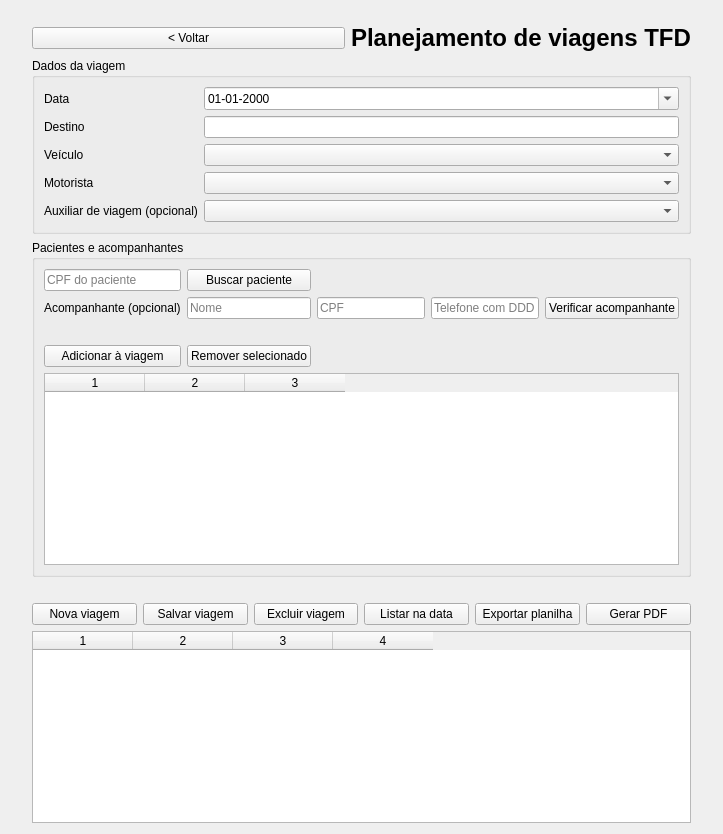
Before: the Qt Designer form src/ViewViagens.ui in Kayke-Oli/Projeto-transporte-Prefeitura-Piranga, drawn with Qt 5.
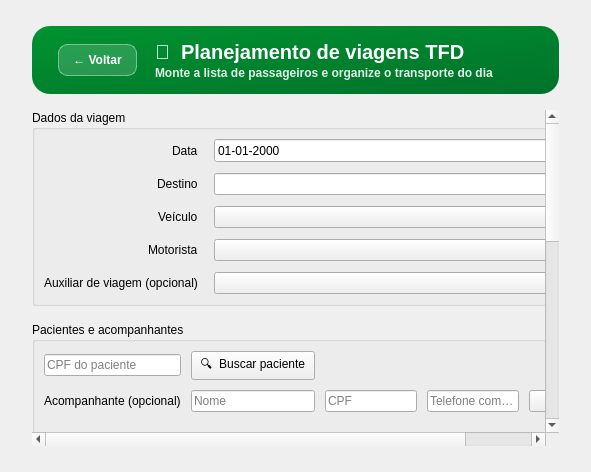
After: the same form once the commit is applied.

Patch:
```diff
--- a/src/ViewViagens.ui
+++ b/src/ViewViagens.ui
@@ -4,23 +4,89 @@
  <widget class="QWidget" name="ViewViagens">
   <layout class="QVBoxLayout" name="v">
    <property name="leftMargin"><number>32</number></property>
-   <property name="topMargin"><number>24</number></property>
+   <property name="topMargin"><number>26</number></property>
    <property name="rightMargin"><number>32</number></property>
+   <property name="bottomMargin"><number>26</number></property>
+   <property name="spacing"><number>16</number></property>
    <item>
-    <layout class="QHBoxLayout" name="top">
-     <item><widget class="QPushButton" name="btnVoltar"><property name="text"><string>&lt; Voltar</string></property></widget></item>
-     <item><widget class="QLabel" name="title"><property name="text"><string>Planejamento de viagens TFD</string></property><property name="styleSheet"><string notr="true">font-size:24px;font-weight:700;</string></property></widget></item>
-    </layout>
-   </item>
+    <widget class="QWidget" name="cabecalho">
+     <property name="minimumHeight"><number>92</number></property>
+     <property name="maximumHeight"><number>92</number></property>
+     <property name="styleSheet"><string notr="true">QWidget#cabecalho {
+    background: qlineargradient(x1:0, y1:0, x2:1, y2:1, stop:0 #009331, stop:1 #00722A);
+    border-radius: 18px;
+}</string></property>
+     <layout class="QHBoxLayout" name="layoutCabecalho">
+      <property name="leftMargin"><number>26</number></property>
+      <property name="topMargin"><number>14</number></property>
+      <property name="rightMargin"><number>26</number></property>
+      <property name="bottomMargin"><number>14</number></property>
+      <property name="spacing"><number>18</number></property>
+      <item>
+       <widget class="QPushButton" name="btnVoltar">
+        <property name="maximumSize"><size><width>104</width><height>16777215</height></size></property>
+        <property name="cursor"><cursorShape>PointingHandCursor</cursorShape></property>
+        <property name="styleSheet"><string notr="true">QPushButton {
+    background: rgba(255, 255, 255, 40);
+    color: #ffffff;
+    border: 1px solid rgba(255, 255, 255, 110);
+    border-radius: 9px;
+    padding: 8px 14px;
+    font-weight: 700;
+}
+QPushButton:hover { background: rgba(255, 255, 255, 75); }</string></property>
+        <property name="text"><string>← Voltar</string></property>
+       </widget>
+      </item>
+      <item>
+       <layout class="QVBoxLayout" name="blocoTitulo">
+        <property name="spacing"><number>2</number></property>
+        <item>
+         <widget class="QLabel" name="title">
+          <property name="styleSheet"><string notr="true">color:#ffffff; font-size:20px; font-weight:800; background:transparent;</string></property>
+          <property name="text"><string>🚐  Planejamento de viagens TFD</string></property>
+         </widget>
+        </item>
+        <item>
+         <widget class="QLabel" name="subtitulo">
+          <property name="styleSheet"><string notr="true">color:rgba(255,255,255,0.88); font-size:12px; font-weight:600; background:transparent;</string></property>
+          <property name="text"><string>Monte a lista de passageiros e organize o transporte do dia</string></property>
+         </widget>
+        </item>
+       </layout>
+      </item>
+      <item>
+       <spacer name="spacerCabecalho">
+        <property name="orientation"><enum>Qt::Horizontal</enum></property>
+        <property name="sizeHint" stdset="0"><size><width>40</width><height>20</height></size></property>
+       </spacer>
+      </item>
+     </layout>
+    </widget>
+   </item>
+   <item>
+    <widget class="QScrollArea" name="scrollArea">
+     <property name="widgetResizable"><bool>true</bool></property>
+     <property name="frameShape"><enum>QFrame::NoFrame</enum></property>
+     <widget class="QWidget" name="scrollAreaContents">
+      <layout class="QVBoxLayout" name="vScroll">
+       <property name="leftMargin"><number>0</number></property>
+       <property name="topMargin"><number>0</number></property>
+       <property name="rightMargin"><number>4</number></property>
+       <property name="bottomMargin"><number>0</number></property>
+       <property name="spacing"><number>16</number></property>
    <item>
     <widget class="QGroupBox" name="gDados">
      <property name="title"><string>Dados da viagem</string></property>
      <layout class="QFormLayout" name="f1">
+          <property name="horizontalSpacing"><number>16</number></property>
+          <property name="verticalSpacing"><number>11</number></property>
+          <property name="labelAlignment"><set>Qt::AlignRight|Qt::AlignVCenter</set></property>
       <item row="0" column="0"><widget class="QLabel" name="lData"><property name="text"><string>Data</string></property></widget></item>
       <item row="0" column="1"><widget class="QDateEdit" name="dtViagem"><property name="calendarPopup"><bool>true</bool></property><property name="displayFormat"><string>dd-MM-yyyy</string></property></widget></item>
       <item row="1" column="0"><widget class="QLabel" name="lDest"><property name="text"><string>Destino</string></property></widget></item>
       <item row="1" column="1"><widget class="QLineEdit" name="txtDestino"><property name="maxLength"><number>100</number></property></widget></item>
-      <item row="2" column="0"><widget class="QLabel" name="lVeic"><property name="text"><string>Ve&#237;culo</string></property></widget></item>
+          <item row="2" column="0"><widget class="QLabel" name="lVeic"><property name="text"><string>Veículo</string></property></widget></item>
       <item row="2" column="1"><widget class="QComboBox" name="cmbVeiculo"/></item>
       <item row="3" column="0"><widget class="QLabel" name="lMot"><property name="text"><string>Motorista</string></property></widget></item>
       <item row="3" column="1"><widget class="QComboBox" name="cmbMotorista"/></item>
@@ -33,33 +99,63 @@
     <widget class="QGroupBox" name="gPass">
      <property name="title"><string>Pacientes e acompanhantes</string></property>
      <layout class="QGridLayout" name="grid">
+          <property name="horizontalSpacing"><number>10</number></property>
+          <property name="verticalSpacing"><number>10</number></property>
       <item row="0" column="0"><widget class="QLineEdit" name="txtCpfPaciente"><property name="placeholderText"><string>CPF do paciente</string></property></widget></item>
-      <item row="0" column="1"><widget class="QPushButton" name="btnBuscarPaciente"><property name="text"><string>Buscar paciente</string></property></widget></item>
+          <item row="0" column="1"><widget class="QPushButton" name="btnBuscarPaciente"><property name="text"><string>🔍  Buscar paciente</string></property></widget></item>
       <item row="0" column="2" colspan="3"><widget class="QLabel" name="lblPaciente"/></item>
       <item row="1" column="0"><widget class="QLabel" name="lAcompanhante"><property name="text"><string>Acompanhante (opcional)</string></property></widget></item>
       <item row="1" column="1"><widget class="QLineEdit" name="txtNomeAcompanhante"><property name="placeholderText"><string>Nome</string></property><property name="maxLength"><number>150</number></property></widget></item>
       <item row="1" column="2"><widget class="QLineEdit" name="txtCpfAcompanhante"><property name="placeholderText"><string>CPF</string></property><property name="maxLength"><number>14</number></property></widget></item>
       <item row="1" column="3"><widget class="QLineEdit" name="txtTelefoneAcompanhante"><property name="placeholderText"><string>Telefone com DDD</string></property><property name="maxLength"><number>15</number></property></widget></item>
-      <item row="1" column="4"><widget class="QPushButton" name="btnVerificarAcompanhante"><property name="text"><string>Verificar acompanhante</string></property></widget></item>
+          <item row="1" column="4"><widget class="QPushButton" name="btnVerificarAcompanhante"><property name="text"><string>Verificar</string></property></widget></item>
       <item row="2" column="1" colspan="4"><widget class="QLabel" name="lblAcompanhante"/></item>
-      <item row="3" column="0"><widget class="QPushButton" name="btnAdicionar"><property name="text"><string>Adicionar &#224; viagem</string></property></widget></item>
+          <item row="3" column="0"><widget class="QPushButton" name="btnAdicionar"><property name="text"><string>➕  Adicionar à viagem</string></property></widget></item>
       <item row="3" column="1"><widget class="QPushButton" name="btnRemover"><property name="text"><string>Remover selecionado</string></property></widget></item>
-      <item row="4" column="0" colspan="5"><widget class="QTableWidget" name="tblPassageiros"><property name="columnCount"><number>3</number></property><property name="rowCount"><number>0</number></property></widget></item>
+          <item row="4" column="0" colspan="5">
+           <widget class="QTableWidget" name="tblPassageiros">
+            <property name="minimumSize"><size><width>0</width><height>140</height></size></property>
+            <property name="columnCount"><number>3</number></property>
+            <property name="rowCount"><number>0</number></property>
+           </widget>
+          </item>
      </layout>
     </widget>
    </item>
-   <item><widget class="QLabel" name="lblMensagem"/></item>
+       <item><widget class="QLabel" name="lblMensagem"><property name="styleSheet"><string notr="true">font-weight:700;</string></property></widget></item>
    <item>
     <layout class="QHBoxLayout" name="a">
      <item><widget class="QPushButton" name="btnLimpar"><property name="text"><string>Nova viagem</string></property></widget></item>
+         <item>
+          <spacer name="spacerAcoesViagem">
+           <property name="orientation"><enum>Qt::Horizontal</enum></property>
+           <property name="sizeHint" stdset="0"><size><width>30</width><height>20</height></size></property>
+          </spacer>
+         </item>
+         <item><widget class="QPushButton" name="btnListar"><property name="text"><string>Listar na data</string></property></widget></item>
      <item><widget class="QPushButton" name="btnSalvar"><property name="text"><string>Salvar viagem</string></property></widget></item>
      <item><widget class="QPushButton" name="btnExcluir"><property name="text"><string>Excluir viagem</string></property></widget></item>
-     <item><widget class="QPushButton" name="btnListar"><property name="text"><string>Listar na data</string></property></widget></item>
      <item><widget class="QPushButton" name="btnExportarPlanilha"><property name="visible"><bool>false</bool></property><property name="text"><string>Exportar planilha</string></property></widget></item>
      <item><widget class="QPushButton" name="btnGerarPdf"><property name="visible"><bool>false</bool></property><property name="text"><string>Gerar PDF</string></property></widget></item>
     </layout>
    </item>
-   <item><widget class="QTableWidget" name="tblViagens"><property name="columnCount"><number>4</number></property><property name="rowCount"><number>0</number></property></widget></item>
+       <item>
+        <widget class="QLabel" name="lblViagensCadastradas">
+         <property name="styleSheet"><string notr="true">color:#004082; font-weight:800; font-size:12.5px; background:transparent; padding-top:4px;</string></property>
+         <property name="text"><string>📋  Viagens cadastradas na data selecionada</string></property>
+        </widget>
+       </item>
+       <item>
+        <widget class="QTableWidget" name="tblViagens">
+         <property name="minimumSize"><size><width>0</width><height>160</height></size></property>
+         <property name="columnCount"><number>4</number></property>
+         <property name="rowCount"><number>0</number></property>
+        </widget>
+       </item>
+      </layout>
+     </widget>
+    </widget>
+   </item>
   </layout>
  </widget>
  <resources/>
```
Lines whose indentation alone changed are shown as unchanged.
